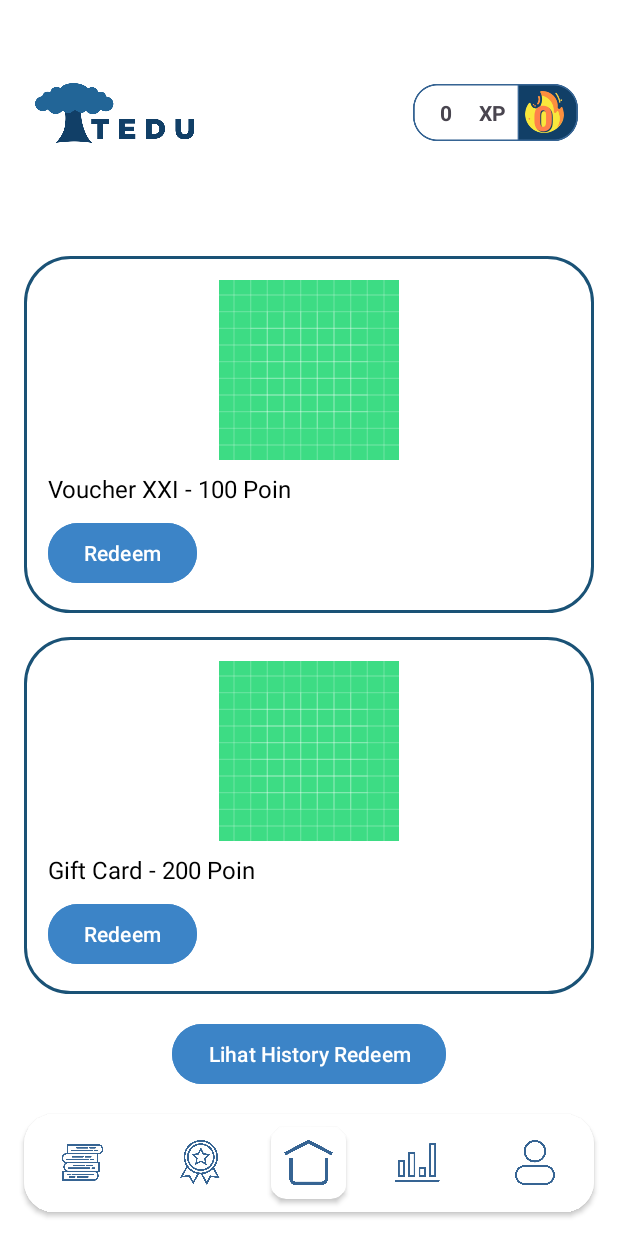
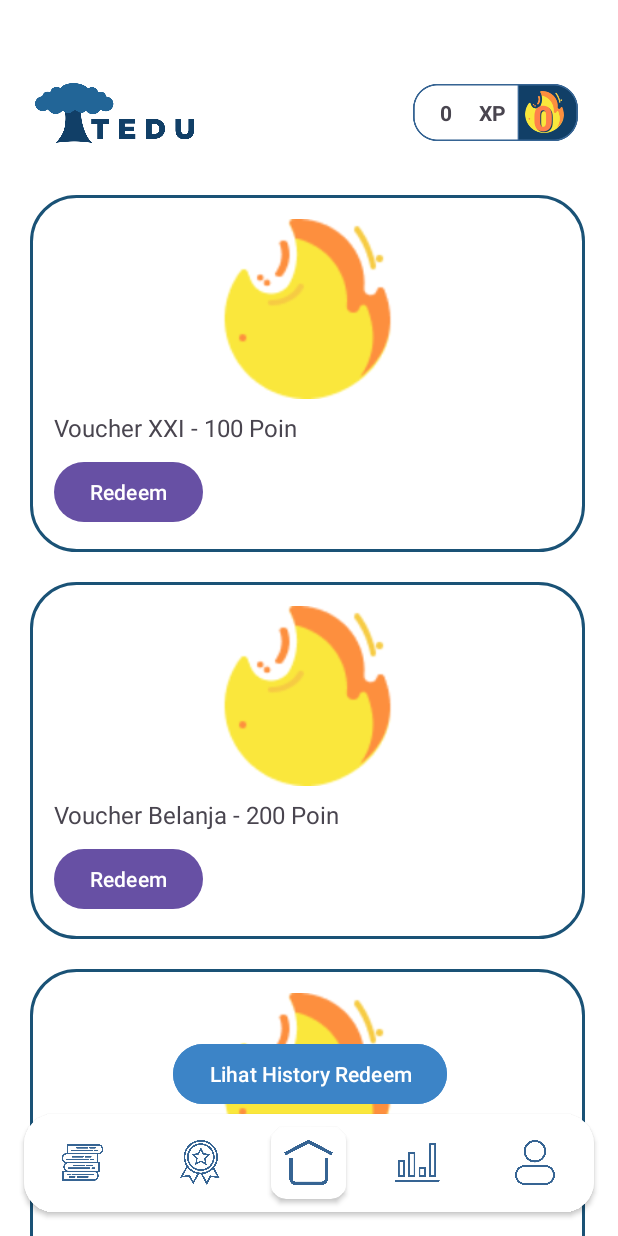
Before and after one commit to panduafii/Tedu, an Android app: the Reward screen opened directly, with no data from a screen before it, on a phone screen of 412 x 824 dp. Run offline under Robolectric (Android 15) with nearby library versions, the phone set to English and light mode, and no system bars; our stand-ins replace Firebase (no records; nobody signed in at launch, a user with empty details on screens opened directly).

Commit message:
memperbaiki halaman reward agar menggunakan recycler view, dan mempercntik taempilan sedikit

```diff
--- a/app/src/main/java/com/example/teduproject/Reward.kt
+++ b/app/src/main/java/com/example/teduproject/Reward.kt
@@ -8,70 +8,94 @@
 import android.widget.Toast
 import androidx.appcompat.app.AlertDialog
 import androidx.appcompat.app.AppCompatActivity
+import androidx.recyclerview.widget.LinearLayoutManager
+import androidx.recyclerview.widget.RecyclerView
 import com.google.firebase.auth.FirebaseAuth
 import com.google.firebase.database.FirebaseDatabase
 
 class Reward : AppCompatActivity() {
+
     private lateinit var firebaseAuth: FirebaseAuth
     private val database = FirebaseDatabase.getInstance()
+    private lateinit var rewardsRecyclerView: RecyclerView
+    private lateinit var adapter: RewardsAdapter
 
     override fun onCreate(savedInstanceState: Bundle?) {
         super.onCreate(savedInstanceState)
         setContentView(R.layout.activity_reward)
 
-        firebaseAuth = FirebaseAuth.getInstance()
+        // Ambil referensi TextView dari header_bar
+        val textTotalPoin = findViewById<TextView>(R.id.textTotalPoin)
+
+        // Panggil fungsi untuk mengambil total poin
+        FirebaseHelper.fetchTotalPoin(textTotalPoin, this)
 
         val navigationView = findViewById<View>(R.id.navigationCard)
         BottomNavigationHelper.setupBottomNavigation(this, navigationView)
-
-        val textTotalPoin = findViewById<TextView>(R.id.textTotalPoin)
-        FirebaseHelper.fetchTotalPoin(textTotalPoin, this)
 
         val streakAtas = findViewById<TextView>(R.id.StreakAtas)
         val streakBawah = findViewById<TextView>(R.id.Streakbawah)
         FirebaseHelper.fetchStreak(streakAtas, streakBawah, this)
 
-        val btnRedeem1 = findViewById<Button>(R.id.btnRedeem1)
-        btnRedeem1.setOnClickListener {
-            showRedeemDialog(100, "Voucher XXI")
+        firebaseAuth = FirebaseAuth.getInstance()
+
+        // Set up RecyclerView
+        rewardsRecyclerView = findViewById(R.id.rewardsRecyclerView)
+        rewardsRecyclerView.layoutManager = LinearLayoutManager(this)
+
+        // Dummy rewards data
+        val rewardsList = listOf(
+            RewardItem("Voucher XXI", 100, R.drawable.ic_fire.toString()),
+            RewardItem("Voucher Belanja", 200, R.drawable.ic_fire.toString()),
+            RewardItem("Voucher Es Krim", 50, R.drawable.ic_fire.toString()),
+            RewardItem("Voucher Air Es", 10, R.drawable.ic_fire.toString()),
+        )
+
+
+        adapter = RewardsAdapter(rewardsList) { reward ->
+            showRedeemDialog(reward)
         }
+        rewardsRecyclerView.adapter = adapter
 
-        val btnHistory = findViewById<Button>(R.id.btnHistory)
-        btnHistory.setOnClickListener {
+        // Set up history button
+        findViewById<Button>(R.id.btnHistory).setOnClickListener {
             startActivity(Intent(this, RedeemHistory::class.java))
         }
     }
 
-    private fun showRedeemDialog(cost: Int, rewardName: String) {
+    private fun showRedeemDialog(reward: RewardItem) {
         val builder = AlertDialog.Builder(this)
         builder.setTitle("Konfirmasi Redeem")
-        builder.setMessage("Apakah Anda yakin ingin menukar $cost poin untuk $rewardName?")
+        builder.setMessage("Apakah Anda yakin ingin menukar ${reward.points} poin untuk ${reward.name}?")
         builder.setPositiveButton("Ya") { _, _ ->
-            redeemPoints(cost, rewardName)
+            redeemPoints(reward)
         }
         builder.setNegativeButton("Batal", null)
         builder.show()
     }
 
-    private fun redeemPoints(cost: Int, rewardName: String) {
-        val userId = firebaseAuth.currentUser?.uid ?: return
+    private fun redeemPoints(reward: RewardItem) {
+        val userId = firebaseAuth.currentUser?.uid
+        if (userId.isNullOrEmpty()) {
+            Toast.makeText(this, "Gagal mengidentifikasi pengguna. Silakan login ulang.", Toast.LENGTH_SHORT).show()
+            return
+        }
+
         val userRef = database.getReference("users").child(userId)
 
         userRef.child("totalPoin").get().addOnSuccessListener { snapshot ->
-            var totalPoin = snapshot.getValue(Int::class.java) ?: 0
-
-            if (totalPoin >= cost) {
-                totalPoin -= cost
-                userRef.child("totalPoin").setValue(totalPoin).addOnSuccessListener {
+            val totalPoin = snapshot.getValue(Int::class.java) ?: 0
+            if (totalPoin >= reward.points) {
+                // Update total points
+                userRef.child("totalPoin").setValue(totalPoin - reward.points).addOnSuccessListener {
                     val redeemedRef = userRef.child("redeemedRewards").push()
                     val redeemedData = mapOf(
-                        "reward" to rewardName,
-                        "cost" to cost,
+                        "reward" to reward.name,
+                        "cost" to reward.points,
                         "timestamp" to System.currentTimeMillis()
                     )
                     redeemedRef.setValue(redeemedData)
-                    Toast.makeText(this, "Berhasil menukar $cost poin!", Toast.LENGTH_SHORT).show()
-                    FirebaseHelper.fetchTotalPoin(findViewById(R.id.textTotalPoin), this)
+                    Toast.makeText(this, "Berhasil menukar ${reward.points} poin!", Toast.LENGTH_SHORT).show()
                 }
             } else {
                 Toast.makeText(this, "Poin Anda tidak mencukupi.", Toast.LENGTH_SHORT).show()
--- /dev/null
+++ b/app/src/main/java/com/example/teduproject/RewardsAdapter.kt
@@ -0,0 +1,49 @@
+package com.example.teduproject
+
+import android.view.LayoutInflater
+import android.view.View
+import android.view.ViewGroup
+import android.widget.Button
+import android.widget.ImageView
+import android.widget.TextView
+import androidx.recyclerview.widget.RecyclerView
+
+data class RewardItem(val name: String, val points: Int, val logo: String) // Define RewardItem class if not already defined
+
+class RewardsAdapter(
+    private val rewardsList: List<RewardItem>,
+    private val onRedeemClicked: (RewardItem) -> Unit
+) : RecyclerView.Adapter<RewardsAdapter.ViewHolder>() {
+
+    class ViewHolder(view: View) : RecyclerView.ViewHolder(view) {
+        val imageReward: ImageView = view.findViewById(R.id.imageReward)
+        val textRewardName: TextView = view.findViewById(R.id.textRewardName)
+        val buttonRedeem: Button = view.findViewById(R.id.buttonRedeem)
+    }
+
+    override fun onCreateViewHolder(parent: ViewGroup, viewType: Int): ViewHolder {
+        val view = LayoutInflater.from(parent.context).inflate(R.layout.item_reward, parent, false)
+        return ViewHolder(view)
+    }
+
+    override fun onBindViewHolder(holder: ViewHolder, position: Int) {
+        val reward = rewardsList[position]
+        holder.textRewardName.text = "${reward.name} - ${reward.points} Poin"
+
+        // Set placeholder image
+        holder.imageReward.setImageResource(
+            holder.itemView.context.resources.getIdentifier(
+                reward.logo,
+                "drawable",
+                holder.itemView.context.packageName
+            )
+        )
+
+        // Handle Redeem button click
+        holder.buttonRedeem.setOnClickListener {
+            onRedeemClicked(reward)
+        }
+    }
+
+    override fun getItemCount() = rewardsList.size
+}
--- a/app/src/main/res/layout/activity_redeem_history.xml
+++ b/app/src/main/res/layout/activity_redeem_history.xml
@@ -3,7 +3,8 @@
     xmlns:android="http://schemas.android.com/apk/res/android"
     xmlns:app="http://schemas.android.com/apk/res-auto"
     android:layout_width="match_parent"
-    android:layout_height="match_parent">
+    android:layout_height="match_parent"
+    android:background="@android:color/white">
 
     <!-- Include Header Bar -->
     <include
--- a/app/src/main/res/layout/activity_reward.xml
+++ b/app/src/main/res/layout/activity_reward.xml
@@ -2,6 +2,7 @@
 <androidx.constraintlayout.widget.ConstraintLayout
     xmlns:android="http://schemas.android.com/apk/res/android"
     xmlns:app="http://schemas.android.com/apk/res-auto"
+    xmlns:tools="http://schemas.android.com/tools"
     android:layout_width="match_parent"
     android:layout_height="match_parent"
     android:background="@android:color/white">
@@ -13,102 +14,41 @@
         android:layout_height="wrap_content"
         app:layout_constraintTop_toTopOf="parent" />
 
-    <!-- ScrollView untuk daftar reward -->
-    <ScrollView
-        android:id="@+id/scrollView2"
-        android:layout_width="match_parent"
-        android:layout_height="0dp"
-        app:layout_constraintTop_toBottomOf="@id/include"
-        app:layout_constraintBottom_toTopOf="@id/btnHistory">
+    <!-- RecyclerView for Reward Items -->
 
-        <LinearLayout
-            android:layout_width="match_parent"
-            android:layout_height="wrap_content"
-            android:orientation="vertical"
-            android:padding="16dp">
+    <!-- Button for viewing redemption history -->
 
-            <!-- Card 1: Voucher XXI -->
-            <LinearLayout
-                android:layout_width="match_parent"
-                android:layout_height="wrap_content"
-                android:layout_marginBottom="16dp"
-                android:background="@drawable/rounded_background"
-                android:orientation="vertical"
-                android:padding="16dp">
+    <!-- Bottom Navigation Menu -->
 
-                <ImageView
-                    android:id="@+id/cardImage1"
-                    android:layout_width="match_parent"
-                    android:layout_height="120dp"
-                    android:src="@drawable/ic_launcher_background" />
+    <androidx.recyclerview.widget.RecyclerView
+        android:id="@+id/rewardsRecyclerView"
+        android:layout_width="410dp"
+        android:layout_height="707dp"
+        android:layout_marginTop="120dp"
+        app:layout_constraintBottom_toTopOf="@id/btnHistory"
+        app:layout_constraintEnd_toEndOf="parent"
+        app:layout_constraintHorizontal_bias="0.0"
+        app:layout_constraintStart_toStartOf="parent"
+        app:layout_constraintTop_toTopOf="parent"
+        app:layout_constraintVertical_bias="0.0"
+        tools:listitem="@layout/item_reward" />
 
-                <TextView
-                    android:layout_width="wrap_content"
-                    android:layout_height="wrap_content"
-                    android:layout_marginTop="8dp"
-                    android:text="Voucher XXI - 100 Poin"
-                    android:textColor="@android:color/black"
-                    android:textSize="16sp" />
-
-                <Button
-                    android:id="@+id/btnRedeem1"
-                    android:layout_width="wrap_content"
-                    android:layout_height="wrap_content"
-                    android:layout_marginTop="8dp"
-                    android:backgroundTint="#3C84C7"
-                    android:text="Redeem"
-                    android:textColor="@android:color/white" />
-            </LinearLayout>
-
-            <!-- Card 2: Gift Card -->
-            <LinearLayout
-                android:layout_width="match_parent"
-                android:layout_height="wrap_content"
-                android:background="@drawable/rounded_background"
-                android:orientation="vertical"
-                android:padding="16dp">
-
-                <ImageView
-                    android:id="@+id/cardImage2"
-                    android:layout_width="match_parent"
-                    android:layout_height="120dp"
-                    android:src="@drawable/ic_launcher_background" />
-
-                <TextView
-                    android:layout_width="wrap_content"
-                    android:layout_height="wrap_content"
-                    android:layout_marginTop="8dp"
-                    android:text="Gift Card - 200 Poin"
-                    android:textColor="@android:color/black"
-                    android:textSize="16sp" />
-
-                <Button
-                    android:id="@+id/btnRedeem2"
-                    android:layout_width="wrap_content"
-                    android:layout_height="wrap_content"
-                    android:layout_marginTop="8dp"
-                    android:backgroundTint="#3C84C7"
-                    android:text="Redeem"
-                    android:textColor="@android:color/white" />
-            </LinearLayout>
-        </LinearLayout>
-    </ScrollView>
-
-    <!-- Button History -->
     <Button
         android:id="@+id/btnHistory"
         android:layout_width="wrap_content"
         android:layout_height="wrap_content"
         android:layout_margin="16dp"
-        android:layout_marginBottom="80dp"
+        android:layout_marginBottom="8dp"
         android:backgroundTint="#3C84C7"
         android:text="Lihat History Redeem"
         android:textColor="@android:color/white"
-        app:layout_constraintBottom_toTopOf="@id/navigationCard"
+        app:layout_constraintBottom_toBottomOf="parent"
+        app:layout_constraintEnd_toEndOf="parent"
+        app:layout_constraintHorizontal_bias="0.502"
         app:layout_constraintStart_toStartOf="parent"
-        app:layout_constraintEnd_toEndOf="parent" />
+        app:layout_constraintTop_toTopOf="parent"
+        app:layout_constraintVertical_bias="0.909" />
 
-    <!-- Bottom Navigation -->
     <include
         android:id="@+id/navigationCard"
         layout="@layout/bottom_navigation_menu"
--- /dev/null
+++ b/app/src/main/res/layout/item_reward.xml
@@ -0,0 +1,41 @@
+<androidx.constraintlayout.widget.ConstraintLayout xmlns:android="http://schemas.android.com/apk/res/android"
+    xmlns:app="http://schemas.android.com/apk/res-auto"
+    xmlns:tools="http://schemas.android.com/tools"
+    android:layout_width="match_parent"
+    android:layout_height="wrap_content"
+    android:layout_marginLeft="20dp"
+    android:layout_marginTop="10dp"
+    android:layout_marginRight="20dp"
+    android:layout_marginBottom="10dp"
+    android:background="@drawable/rounded_background"
+    android:padding="16dp">
+
+    <ImageView
+        android:id="@+id/imageReward"
+        android:layout_width="match_parent"
+        android:layout_height="120dp"
+        android:src="@drawable/ic_launcher_background"
+        app:layout_constraintEnd_toEndOf="parent"
+        app:layout_constraintStart_toStartOf="parent"
+        app:layout_constraintTop_toTopOf="parent" />
+
+    <TextView
+        android:id="@+id/textRewardName"
+        android:layout_width="wrap_content"
+        android:layout_height="wrap_content"
+        android:layout_marginTop="8dp"
+        android:text="Reward Name - X Poin"
+        android:textSize="16sp"
+        app:layout_constraintStart_toStartOf="parent"
+        app:layout_constraintTop_toBottomOf="@id/imageReward" />
+
+    <Button
+        android:id="@+id/buttonRedeem"
+        android:layout_width="wrap_content"
+        android:layout_height="wrap_content"
+        android:layout_marginTop="8dp"
+        android:text="Redeem"
+        app:layout_constraintStart_toStartOf="parent"
+        app:layout_constraintTop_toBottomOf="@id/textRewardName" />
+
+</androidx.constraintlayout.widget.ConstraintLayout>
```
